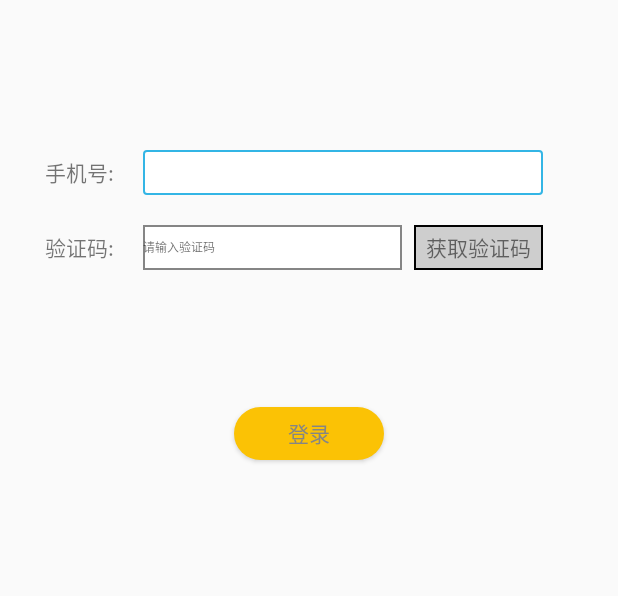
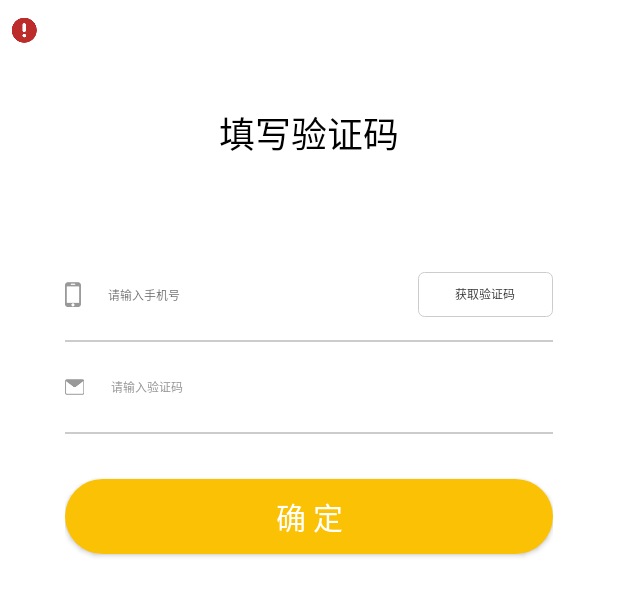
Before and after one commit to StoneInCHN/yxkj-operation-android, an Android app: the layout activity_forget_pwd.xml on its own in the app's theme, with its tools: preview values and no code run, on a phone screen of 412 x 824 dp. Shown: the top 596 px of the screen. Run offline under Robolectric (Android 15) with nearby library versions, the phone set to English and light mode, and no system bars.

Commit message:
整理view包里面的分包

```diff
--- a/app/src/main/java/com/yxkj/deliveryman/activity/FillinActivity.java
+++ b/app/src/main/java/com/yxkj/deliveryman/activity/FillinActivity.java
@@ -8,7 +8,11 @@ import com.yxkj.deliveryman.R;
 import com.yxkj.deliveryman.base.BaseActivity;
 import com.yxkj.deliveryman.callback.CommenDialogSureListener;
 import com.yxkj.deliveryman.util.IntentUtil;
-import com.yxkj.deliveryman.view.GetCodePopWindow;
+import com.yxkj.deliveryman.view.popupwindow.GetCodePopWindow;
+
+/**
+ * 个人资料里面的设置密码
+ */
 
 public class FillinActivity extends BaseActivity implements CommenDialogSureListener {
 
--- a/app/src/main/java/com/yxkj/deliveryman/adapter/TeamAdapter.java
+++ b/app/src/main/java/com/yxkj/deliveryman/adapter/TeamAdapter.java
@@ -8,7 +8,7 @@ import android.view.Gravity;
 import com.yxkj.deliveryman.R;
 import com.yxkj.deliveryman.base.BaseRecyclerViewAdapter;
 import com.yxkj.deliveryman.base.BaseViewHolder;
-import com.yxkj.deliveryman.view.ContainerSupPopWindow;
+import com.yxkj.deliveryman.view.popupwindow.ContainerSupPopWindow;
 
 import java.util.ArrayList;
 import java.util.List;
--- a/app/src/main/java/com/yxkj/deliveryman/frament/ContainerFragment.java
+++ b/app/src/main/java/com/yxkj/deliveryman/frament/ContainerFragment.java
@@ -13,7 +13,7 @@ import com.yxkj.deliveryman.base.BaseFragment;
 import com.yxkj.deliveryman.callback.MainPageClickListener;
 import com.yxkj.deliveryman.util.IntentUtil;
 import com.yxkj.deliveryman.util.RecyclerViewSetUtil;
-import com.yxkj.deliveryman.view.MainPagePopupWindow;
+import com.yxkj.deliveryman.view.popupwindow.MainPagePopupWindow;
 
 import java.util.ArrayList;
 import java.util.List;
--- a/app/src/main/java/com/yxkj/deliveryman/view/WaitSupListView.java
+++ b/app/src/main/java/com/yxkj/deliveryman/view/WaitSupListView.java
@@ -11,6 +11,7 @@ import android.widget.LinearLayout;
 import android.widget.TextView;
 
 import com.yxkj.deliveryman.R;
+import com.yxkj.deliveryman.view.popupwindow.WaitSupGoodsInformationPopupWindow;
 
 /**
  * 待补清单Item
--- a/app/src/main/java/com/yxkj/deliveryman/view/CommenDialog.java
+++ b/app/src/main/java/com/yxkj/deliveryman/view/dialog/CommonYesOrNoDialog.java
@@ -1,4 +1,4 @@
-package com.yxkj.deliveryman.view;
+package com.yxkj.deliveryman.view.dialog;
 
 import android.os.Bundle;
 import android.support.annotation.Nullable;
@@ -14,10 +14,10 @@ import com.yxkj.deliveryman.R;
 import com.yxkj.deliveryman.callback.CommenDialogSureListener;
 
 /**
- * 通用Dialog
+ * 通用Dialog，有yes和no两种选项
  */
 
-public class CommenDialog extends DialogFragment {
+public class CommonYesOrNoDialog extends DialogFragment {
     /*主题*/
     private TextView tv_title;
     /*内容*/
--- a/app/src/main/java/com/yxkj/deliveryman/view/BotomPopWindow.java
+++ b/app/src/main/java/com/yxkj/deliveryman/view/popupwindow/BotomPopWindow.java
@@ -1,4 +1,4 @@
-package com.yxkj.deliveryman.view;
+package com.yxkj.deliveryman.view.popupwindow;
 
 import android.content.Context;
 import android.graphics.drawable.BitmapDrawable;
--- a/app/src/main/java/com/yxkj/deliveryman/view/CompleteSupPopWindow.java
+++ b/app/src/main/java/com/yxkj/deliveryman/view/popupwindow/CompleteSupPopWindow.java
@@ -1,4 +1,4 @@
-package com.yxkj.deliveryman.view;
+package com.yxkj.deliveryman.view.popupwindow;
 
 import android.content.Context;
 import android.graphics.Bitmap;
--- a/app/src/main/java/com/yxkj/deliveryman/view/ContainerSupPopWindow.java
+++ b/app/src/main/java/com/yxkj/deliveryman/view/popupwindow/ContainerSupPopWindow.java
@@ -1,4 +1,4 @@
-package com.yxkj.deliveryman.view;
+package com.yxkj.deliveryman.view.popupwindow;
 
 import android.content.Context;
 import android.graphics.drawable.BitmapDrawable;
--- a/app/src/main/java/com/yxkj/deliveryman/view/GetCodePopWindow.java
+++ b/app/src/main/java/com/yxkj/deliveryman/view/popupwindow/GetCodePopWindow.java
@@ -1,4 +1,4 @@
-package com.yxkj.deliveryman.view;
+package com.yxkj.deliveryman.view.popupwindow;
 
 import android.content.Context;
 import android.graphics.drawable.BitmapDrawable;
--- a/app/src/main/java/com/yxkj/deliveryman/view/MainPagePopupWindow.java
+++ b/app/src/main/java/com/yxkj/deliveryman/view/popupwindow/MainPagePopupWindow.java
@@ -1,4 +1,4 @@
-package com.yxkj.deliveryman.view;
+package com.yxkj.deliveryman.view.popupwindow;
 
 import android.content.Context;
 import android.graphics.drawable.BitmapDrawable;
--- a/app/src/main/java/com/yxkj/deliveryman/view/WaitSupGoodsInformationPopupWindow.java
+++ b/app/src/main/java/com/yxkj/deliveryman/view/popupwindow/WaitSupGoodsInformationPopupWindow.java
@@ -1,4 +1,4 @@
-package com.yxkj.deliveryman.view;
+package com.yxkj.deliveryman.view.popupwindow;
 
 import android.content.Context;
 import android.graphics.drawable.BitmapDrawable;
--- a/app/src/main/res/layout/activity_forget_pwd.xml
+++ b/app/src/main/res/layout/activity_forget_pwd.xml
@@ -4,85 +4,87 @@
               xmlns:tools="http://schemas.android.com/tools"
               android:layout_width="match_parent"
               android:layout_height="match_parent"
+              android:background="@color/white"
               android:orientation="vertical"
               tools:context="com.yxkj.deliveryman.activity.ForgetPwdActivity">
 
+    <com.yxkj.deliveryman.view.RichToolBar
+        android:layout_width="match_parent"
+        android:layout_height="wrap_content"
+        app:left_img_src="@mipmap/warning"/>
+
     <LinearLayout
         android:layout_width="match_parent"
-        android:layout_height="30dp"
-        android:layout_marginTop="100dp"
-        android:paddingLeft="30dp"
-        android:paddingRight="50dp">
+        android:layout_height="match_parent"
+        android:orientation="vertical"
+        android:paddingLeft="@dimen/set_pwd_padding_43dp"
+        android:paddingRight="@dimen/set_pwd_padding_43dp">
 
         <TextView
-            android:layout_width="50dp"
-            android:layout_height="match_parent"
-            android:gravity="center_vertical"
-            android:text="手机号:" />
+            android:layout_width="wrap_content"
+            android:layout_height="wrap_content"
+            android:layout_centerInParent="true"
+            android:layout_gravity="center_horizontal"
+            android:layout_marginBottom="60dp"
+            android:layout_marginTop="30dp"
+            android:text="填写验证码"
+            android:textColor="@color/black"
+            android:textSize="24sp"/>
+
+        <LinearLayout
+            android:layout_width="match_parent"
+            android:layout_height="wrap_content"
+            android:gravity="center_vertical">
 
             <EditText
                 android:id="@+id/et_phone"
                 android:layout_width="match_parent"
-            android:layout_height="match_parent"
-            android:layout_marginLeft="15dp"
-            android:background="@drawable/edit_login_bg"
-            android:inputType="phone" />
+                android:layout_height="@dimen/et_height_60dp"
+                android:layout_weight="1"
+                android:background="@null"
+                android:drawableLeft="@mipmap/phone"
+                android:drawablePadding="@dimen/drawablepadding_18dp"
+                android:hint="请输入手机号"
+                android:inputType="phone"
+                android:textColor="@color/black"
+                android:textSize="@dimen/sp_14"/>
+
+            <TextView
+                android:id="@+id/tv_get_code"
+                android:layout_width="90dp"
+                android:layout_height="30dp"
+                android:background="@drawable/bg_stroke_gray_round"
+                android:gravity="center"
+                android:text="获取验证码"
+                android:textColor="@color/black_text"
+                android:textSize="@dimen/sp_12"/>
+
         </LinearLayout>
 
-    <LinearLayout
-        android:layout_width="match_parent"
-        android:layout_height="30dp"
-        android:layout_marginTop="20dp"
-        android:paddingLeft="30dp"
-        android:paddingRight="50dp">
-
-        <TextView
-            android:layout_width="50dp"
-            android:layout_height="match_parent"
-            android:gravity="center_vertical"
-            android:text="验证码:" />
+        <View style="@style/line_horizontal"/>
 
         <EditText
             android:id="@+id/et_code"
-            android:layout_width="match_parent"
-            android:layout_height="match_parent"
-            android:layout_marginLeft="15dp"
-            android:layout_weight="1"
-            android:background="@drawable/edit_login_bg"
+            style="@style/et_normal"
+            android:background="@null"
+            android:drawableLeft="@mipmap/sms"
+            android:drawablePadding="@dimen/drawablepadding_18dp"
             android:hint="请输入验证码"
-            android:inputType="phone"
-            android:textSize="@dimen/sp_12" />
+            android:inputType="number"
+            android:maxLength="6"/>
 
-        <TextView
-            android:id="@+id/tv_get_code"
-            android:layout_width="wrap_content"
-            android:layout_height="match_parent"
-            android:layout_marginLeft="@dimen/dp_10"
-            android:background="@drawable/btn_get_code_bg"
-            android:gravity="center"
-            android:paddingLeft="@dimen/dp_10"
-            android:paddingRight="@dimen/dp_10"
-            android:text="获取验证码" />
-    </LinearLayout>
-
-    <TextView
-        android:id="@+id/tv_login_pwd"
-        android:layout_width="wrap_content"
-        android:layout_height="wrap_content"
-        android:layout_gravity="right"
-        android:layout_marginRight="50dp"
-        android:layout_marginTop="20dp"
-        android:text="用密码登录"
-        android:textColor="@android:color/holo_blue_light"
-        android:visibility="invisible" />
+        <View style="@style/line_horizontal"/>
 
         <Button
             android:id="@+id/btn_login"
-        android:layout_width="100dp"
-        android:layout_height="35dp"
-        android:layout_gravity="center_horizontal"
-        android:layout_marginTop="50dp"
+            android:layout_width="match_parent"
+            android:layout_height="50dp"
+            android:layout_marginTop="30dp"
             android:background="@drawable/btn_login_bg"
-        android:text="登录"
-        android:textColor="@color/gray_text" />
+            android:text="确 定"
+            android:textColor="@color/white"
+            android:textSize="@dimen/sp_20"/>
+
     </LinearLayout>
+
+</LinearLayout>
```
Also changed, not shown: app/src/main/java/com/yxkj/deliveryman/activity/ContainerManageActivity.java (+7 -7 lines), app/src/main/java/com/yxkj/deliveryman/activity/ForgetPwdActivity.java (+6 -22 lines), app/src/main/java/com/yxkj/deliveryman/activity/PassWordActivity.java (+4 -4 lines), app/src/main/res/layout/activity_set_pwd.xml (+1 -12 lines). Lines whose indentation alone changed are shown as unchanged.
